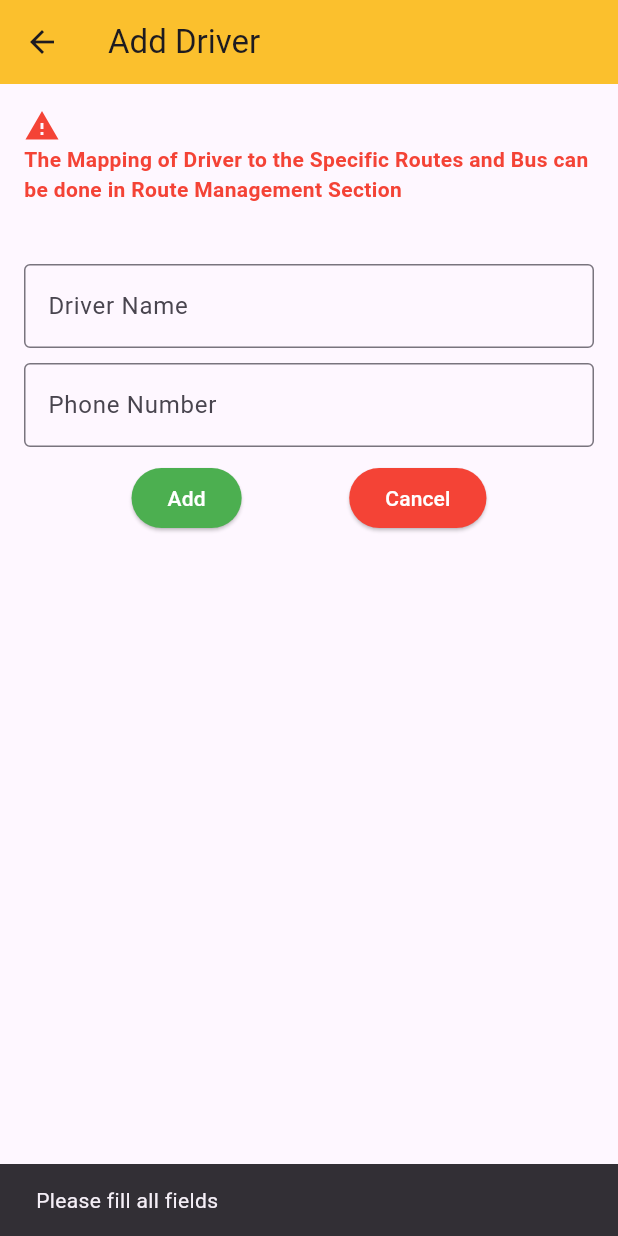
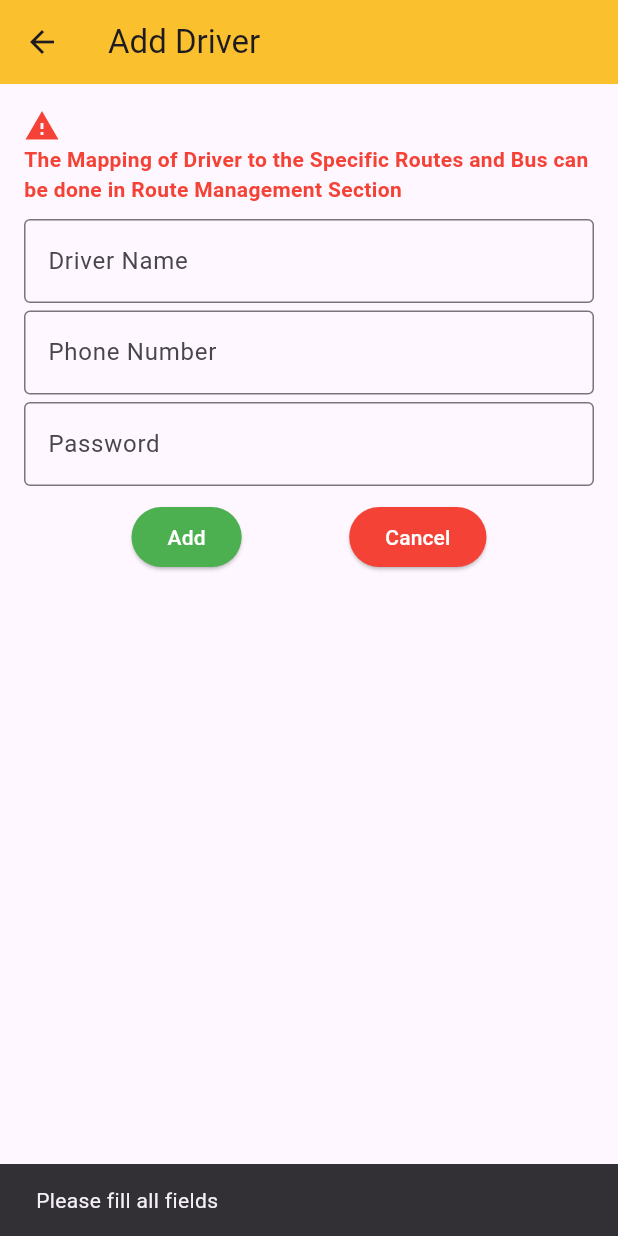
Before and after one commit to charankulal/Bus-Tracker, a Flutter app: the AddDriverPage screen opened directly, after a tap on "Add", on a phone screen of 412 x 824 dp. Run offline on Flutter 3.47's test engine with Material 3 defaults, Android fonts, the phone set to English and light mode, and no system bars; our stand-ins replace cloud_firestore, firebase_core; accounts and stored records are empty.

Commit message:
Added password field for driver everywhere

```diff
--- a/lib/pages/admin/drivers/add_driver_page.dart
+++ b/lib/pages/admin/drivers/add_driver_page.dart
@@ -9,26 +9,60 @@ class AddDriverPage extends StatefulWidget {
 class _AddDriverPageState extends State<AddDriverPage> {
   final TextEditingController _nameController = TextEditingController();
   final TextEditingController _phoneController = TextEditingController();
+  final TextEditingController _passwordController = TextEditingController();
 
   void _addDriver() async {
     final RegExp phoneNumRegEx = RegExp(r'^[6-9]\d{9}$');
     final RegExp nameRegEx = RegExp(r"^[A-Za-z]+(?:[-' ][A-Za-z]+)*$");
+    final RegExp passwordRegEx = RegExp(r"^(?=.*[A-Za-z])(?=.*\d).{8,}$");
 
-    if (_nameController.text.isEmpty || _phoneController.text.isEmpty ) {
-      ScaffoldMessenger.of(context).showSnackBar(SnackBar(content: Text("Please fill all fields"), duration: Duration(seconds: 1),));
+    if (_nameController.text.isEmpty ||
+        _phoneController.text.isEmpty ||
+        _passwordController.text.isEmpty) {
+      ScaffoldMessenger.of(context).showSnackBar(
+        SnackBar(
+          content: Text("Please fill all fields"),
+          duration: Duration(seconds: 1),
+        ),
+      );
       return;
     }
     if (!nameRegEx.hasMatch(_nameController.text)) {
-      ScaffoldMessenger.of(context).showSnackBar(SnackBar(content: Text("Please enter valid name"), duration: Duration(seconds: 1),));
+      ScaffoldMessenger.of(context).showSnackBar(
+        SnackBar(
+          content: Text("Please enter valid name"),
+          duration: Duration(seconds: 1),
+        ),
+      );
       return;
     }
     if (!phoneNumRegEx.hasMatch(_phoneController.text)) {
-      ScaffoldMessenger.of(context).showSnackBar(SnackBar(content: Text("Please enter valid phone number"), duration: Duration(seconds: 1),));
+      ScaffoldMessenger.of(context).showSnackBar(
+        SnackBar(
+          content: Text("Please enter valid phone number"),
+          duration: Duration(seconds: 1),
+        ),
+      );
+      return;
+    }
+    if (!passwordRegEx.hasMatch(_passwordController.text)) {
+      ScaffoldMessenger.of(context).showSnackBar(
+        SnackBar(
+          content: Text("Please enter valid password"),
+          duration: Duration(seconds: 1),
+        ),
+      );
       return;
     }
 
-    Map<String, dynamic> driverInfo = {"name": _nameController.text, "phone":_phoneController.text};
-    await DriverDatabaseServices().addDriver(driverInfo).then((value) {
+    Map<String, dynamic> driverInfo = {
+      "name": _nameController.text,
+      "phone": _phoneController.text,
+      "password":_passwordController.text,
+    };
+    await DriverDatabaseServices()
+        .addDriver(driverInfo)
+        .then((value) {
           Navigator.pop(context);
           ScaffoldMessenger.of(context).showSnackBar(
             SnackBar(
@@ -36,11 +70,13 @@ class _AddDriverPageState extends State<AddDriverPage> {
               duration: Duration(seconds: 1),
             ),
           );
-
-    }).catchError((error) {
+        })
+        .catchError((error) {
           ScaffoldMessenger.of(context).showSnackBar(
             SnackBar(
-          content: Text("Failed to add driver details: ${error.toString()}"),
+              content: Text(
+                "Failed to add driver details: ${error.toString()}",
+              ),
               duration: Duration(seconds: 1),
             ),
           );
@@ -53,33 +89,61 @@ class _AddDriverPageState extends State<AddDriverPage> {
 
   @override
   Widget build(BuildContext context) {
-    var warning_text ='The Mapping of Driver to the Specific Routes and Bus can be done in Route Management Section';
+    var warning_text =
+        'The Mapping of Driver to the Specific Routes and Bus can be done in Route Management Section';
     return Scaffold(
-      appBar: AppBar(title: Text("Add Driver"), backgroundColor: Colors.yellow.shade700),
+      appBar: AppBar(
+        title: Text("Add Driver"),
+        backgroundColor: Colors.yellow.shade700,
+      ),
       body: Padding(
         padding: EdgeInsets.all(16.0),
         child: Column(
           crossAxisAlignment: CrossAxisAlignment.start,
           children: [
-            Icon(Icons.warning, color: Colors.red,),
-            Text(warning_text, maxLines: 4, style: TextStyle(fontSize: 14, fontWeight: FontWeight.bold, color: Colors.red)),
-            SizedBox(height: 40),
-            TextField(
-              controller: _nameController,
-              decoration: InputDecoration(labelText: "Driver Name", border: OutlineInputBorder()),
+            Icon(Icons.warning, color: Colors.red),
+            Text(
+              warning_text,
+              maxLines: 4,
+              style: TextStyle(
+                fontSize: 14,
+                fontWeight: FontWeight.bold,
+                color: Colors.red,
+              ),
             ),
             SizedBox(height: 10),
             TextField(
+              controller: _nameController,
+              decoration: InputDecoration(
+                labelText: "Driver Name",
+                border: OutlineInputBorder(),
+              ),
+            ),
+            SizedBox(height: 5),
+            TextField(
               controller: _phoneController,
               keyboardType: TextInputType.phone,
-              decoration: InputDecoration(labelText: "Phone Number", border: OutlineInputBorder()),
+              decoration: InputDecoration(
+                labelText: "Phone Number",
+                border: OutlineInputBorder(),
+              ),
+            ),
+            SizedBox(height: 5),
+            TextField(
+              controller: _passwordController,
+              decoration: InputDecoration(
+                labelText: "Password",
+                border: OutlineInputBorder(),
+              ),
             ),
             SizedBox(height: 10),
             Row(
               mainAxisAlignment: MainAxisAlignment.spaceEvenly,
               children: [
                 ElevatedButton(
-                  style: ElevatedButton.styleFrom(backgroundColor: Colors.green),
+                  style: ElevatedButton.styleFrom(
+                    backgroundColor: Colors.green,
+                  ),
                   onPressed: _addDriver,
                   child: Text("Add", style: TextStyle(color: Colors.white)),
                 ),
```
Also changed, not shown: lib/pages/admin/drivers/home_page.dart (+34 -0 lines), lib/pages/login_page.dart (+13 -2 lines). Lines whose indentation alone changed are shown as unchanged.
